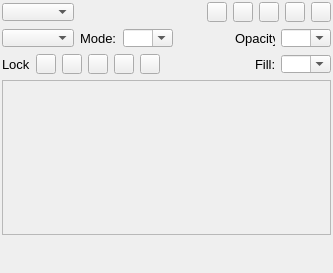
jedhelmers/Fauxtoshop, file design/windows/layerswindow.ui: the form before one commit.
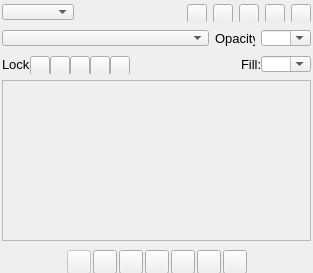
The form after the commit. Icons and pictures are not drawn.

What changed in the file:
```diff
--- a/design/windows/layerswindow.ui
+++ b/design/windows/layerswindow.ui
@@ -6,7 +6,7 @@
    <rect>
     <x>0</x>
     <y>0</y>
-    <width>333</width>
+    <width>313</width>
     <height>273</height>
    </rect>
   </property>
@@ -17,6 +17,9 @@
    <string notr="true"/>
   </property>
   <layout class="QVBoxLayout" name="verticalLayout">
+   <property name="spacing">
+    <number>-1</number>
+   </property>
    <property name="leftMargin">
     <number>2</number>
    </property>
@@ -27,7 +30,7 @@
     <number>2</number>
    </property>
    <property name="bottomMargin">
-    <number>8</number>
+    <number>0</number>
    </property>
    <item>
     <widget class="QWidget" name="layout" native="true">
@@ -42,13 +45,13 @@
        <number>0</number>
       </property>
       <property name="topMargin">
-       <number>0</number>
+       <number>2</number>
       </property>
       <property name="rightMargin">
        <number>0</number>
       </property>
       <property name="bottomMargin">
-       <number>0</number>
+       <number>2</number>
       </property>
       <item>
        <widget class="QComboBox" name="kindComboBox">
@@ -90,6 +93,16 @@
         <property name="text">
          <string/>
         </property>
+        <property name="icon">
+         <iconset resource="../../resources.qrc">
+          <normaloff>:/images/images/window_filter_for_pixel.svg</normaloff>:/images/images/window_filter_for_pixel.svg</iconset>
+        </property>
+        <property name="iconSize">
+         <size>
+          <width>14</width>
+          <height>14</height>
+         </size>
+        </property>
        </widget>
       </item>
       <item>
@@ -109,6 +122,16 @@
         <property name="text">
          <string/>
         </property>
+        <property name="icon">
+         <iconset resource="../../resources.qrc">
+          <normaloff>:/images/images/window_filter_for_adjustment.svg</normaloff>:/images/images/window_filter_for_adjustment.svg</iconset>
+        </property>
+        <property name="iconSize">
+         <size>
+          <width>14</width>
+          <height>14</height>
+         </size>
+        </property>
        </widget>
       </item>
       <item>
@@ -128,6 +151,16 @@
         <property name="text">
          <string/>
         </property>
+        <property name="icon">
+         <iconset resource="../../resources.qrc">
+          <normaloff>:/images/images/window_filter_for_text.svg</normaloff>:/images/images/window_filter_for_text.svg</iconset>
+        </property>
+        <property name="iconSize">
+         <size>
+          <width>14</width>
+          <height>14</height>
+         </size>
+        </property>
        </widget>
       </item>
       <item>
@@ -147,6 +180,16 @@
         <property name="text">
          <string/>
         </property>
+        <property name="icon">
+         <iconset resource="../../resources.qrc">
+          <normaloff>:/images/images/window_filter_for_shape.svg</normaloff>:/images/images/window_filter_for_shape.svg</iconset>
+        </property>
+        <property name="iconSize">
+         <size>
+          <width>14</width>
+          <height>14</height>
+         </size>
+        </property>
        </widget>
       </item>
       <item>
@@ -166,6 +209,16 @@
         <property name="text">
          <string/>
         </property>
+        <property name="icon">
+         <iconset resource="../../resources.qrc">
+          <normaloff>:/images/images/window_filter_for_smart_object.svg</normaloff>:/images/images/window_filter_for_smart_object.svg</iconset>
+        </property>
+        <property name="iconSize">
+         <size>
+          <width>14</width>
+          <height>14</height>
+         </size>
+        </property>
        </widget>
       </item>
      </layout>
@@ -184,70 +237,38 @@
        <number>0</number>
       </property>
       <property name="topMargin">
-       <number>0</number>
+       <number>2</number>
       </property>
       <property name="rightMargin">
        <number>0</number>
       </property>
       <property name="bottomMargin">
-       <number>0</number>
+       <number>2</number>
       </property>
       <item>
        <widget class="QComboBox" name="modeComboBox">
-        <property name="maximumSize">
+        <property name="minimumSize">
          <size>
-          <width>120</width>
-          <height>18</height>
+          <width>110</width>
+          <height>0</height>
          </size>
         </property>
-       </widget>
-      </item>
-      <item>
-       <widget class="QLabel" name="label_4">
         <property name="maximumSize">
          <size>
-          <width>40</width>
-          <height>16777215</height>
-         </size>
-        </property>
-        <property name="font">
-         <font>
-          <pointsize>10</pointsize>
-         </font>
-        </property>
-        <property name="text">
-         <string>Mode:</string>
-        </property>
-       </widget>
-      </item>
-      <item>
-       <widget class="QComboBox" name="opacityComboBox_2">
-        <property name="maximumSize">
-         <size>
-          <width>50</width>
+          <width>16777215</width>
           <height>18</height>
          </size>
         </property>
-        <property name="editable">
-         <bool>true</bool>
-        </property>
        </widget>
       </item>
-      <item>
-       <spacer name="horizontalSpacer">
-        <property name="orientation">
-         <enum>Qt::Horizontal</enum>
-        </property>
-        <property name="sizeHint" stdset="0">
-         <size>
-          <width>40</width>
-          <height>20</height>
-         </size>
-        </property>
-       </spacer>
-      </item>
       <item>
        <widget class="QLabel" name="label_3">
+        <property name="minimumSize">
+         <size>
+          <width>40</width>
+          <height>0</height>
+         </size>
+        </property>
         <property name="maximumSize">
          <size>
           <width>40</width>
@@ -266,6 +287,12 @@
       </item>
       <item>
        <widget class="QComboBox" name="opacityComboBox">
+        <property name="minimumSize">
+         <size>
+          <width>50</width>
+          <height>0</height>
+         </size>
+        </property>
         <property name="maximumSize">
          <size>
           <width>50</width>
@@ -290,22 +317,28 @@
      </property>
      <layout class="QHBoxLayout" name="horizontalLayout_3">
       <property name="spacing">
-       <number>-1</number>
+       <number>0</number>
       </property>
       <property name="leftMargin">
        <number>0</number>
       </property>
       <property name="topMargin">
-       <number>0</number>
+       <number>2</number>
       </property>
       <property name="rightMargin">
        <number>0</number>
       </property>
       <property name="bottomMargin">
-       <number>0</number>
+       <number>2</number>
       </property>
       <item>
        <widget class="QLabel" name="label">
+        <property name="minimumSize">
+         <size>
+          <width>27</width>
+          <height>0</height>
+         </size>
+        </property>
         <property name="maximumSize">
          <size>
           <width>28</width>
@@ -339,6 +372,16 @@
         <property name="text">
          <string/>
         </property>
+        <property name="icon">
+         <iconset resource="../../resources.qrc">
+          <normaloff>:/images/images/window_alpha_lock.svg</normaloff>:/images/images/window_alpha_lock.svg</iconset>
+        </property>
+        <property name="iconSize">
+         <size>
+          <width>14</width>
+          <height>14</height>
+         </size>
+        </property>
        </widget>
       </item>
       <item>
@@ -358,6 +401,16 @@
         <property name="text">
          <string/>
         </property>
+        <property name="icon">
+         <iconset resource="../../resources.qrc">
+          <normaloff>:/images/images/window_pixel_lock.svg</normaloff>:/images/images/window_pixel_lock.svg</iconset>
+        </property>
+        <property name="iconSize">
+         <size>
+          <width>14</width>
+          <height>14</height>
+         </size>
+        </property>
        </widget>
       </item>
       <item>
@@ -377,6 +430,16 @@
         <property name="text">
          <string/>
         </property>
+        <property name="icon">
+         <iconset resource="../../resources.qrc">
+          <normaloff>:/images/images/window_lock_position.svg</normaloff>:/images/images/window_lock_position.svg</iconset>
+        </property>
+        <property name="iconSize">
+         <size>
+          <width>14</width>
+          <height>14</height>
+         </size>
+        </property>
        </widget>
       </item>
       <item>
@@ -396,6 +459,16 @@
         <property name="text">
          <string/>
         </property>
+        <property name="icon">
+         <iconset resource="../../resources.qrc">
+          <normaloff>:/images/images/window_prevent_auto_nesting.svg</normaloff>:/images/images/window_prevent_auto_nesting.svg</iconset>
+        </property>
+        <property name="iconSize">
+         <size>
+          <width>14</width>
+          <height>14</height>
+         </size>
+        </property>
        </widget>
       </item>
       <item>
@@ -415,6 +488,16 @@
         <property name="text">
          <string/>
         </property>
+        <property name="icon">
+         <iconset resource="../../resources.qrc">
+          <normaloff>:/images/images/window_lock.svg</normaloff>:/images/images/window_lock.svg</iconset>
+        </property>
+        <property name="iconSize">
+         <size>
+          <width>14</width>
+          <height>14</height>
+         </size>
+        </property>
        </widget>
       </item>
       <item>
@@ -432,6 +515,12 @@
       </item>
       <item>
        <widget class="QLabel" name="label_2">
+        <property name="minimumSize">
+         <size>
+          <width>17</width>
+          <height>0</height>
+         </size>
+        </property>
         <property name="maximumSize">
          <size>
           <width>20</width>
@@ -450,6 +539,12 @@
       </item>
       <item>
        <widget class="QComboBox" name="fillComboBox">
+        <property name="minimumSize">
+         <size>
+          <width>50</width>
+          <height>0</height>
+         </size>
+        </property>
         <property name="maximumSize">
          <size>
           <width>50</width>
@@ -474,8 +569,8 @@
        <rect>
         <x>0</x>
         <y>0</y>
-        <width>327</width>
-        <height>137</height>
+        <width>307</width>
+        <height>145</height>
        </rect>
       </property>
      </widget>
@@ -486,33 +581,49 @@
      <property name="minimumSize">
       <size>
        <width>0</width>
-       <height>24</height>
+       <height>26</height>
       </size>
      </property>
      <property name="maximumSize">
       <size>
        <width>16777215</width>
-       <height>20</height>
+       <height>26</height>
       </size>
      </property>
      <layout class="QHBoxLayout" name="horizontalLayout">
       <property name="spacing">
-       <number>0</number>
+       <number>2</number>
       </property>
       <property name="leftMargin">
        <number>10</number>
       </property>
       <property name="topMargin">
-       <number>0</number>
+       <number>2</number>
       </property>
       <property name="rightMargin">
        <number>10</number>
       </property>
       <property name="bottomMargin">
-       <number>0</number>
+       <number>2</number>
       </property>
       <item>
-       <widget class="QPushButton" name="pushButton">
+       <spacer name="horizontalSpacer_4">
+        <property name="orientation">
+         <enum>Qt::Horizontal</enum>
+        </property>
+        <property name="sizeHint" stdset="0">
+         <size>
+          <width>40</width>
+          <height>20</height>
+         </size>
+        </property>
+       </spacer>
+      </item>
+      <item>
+       <widget class="QPushButton" name="linkPushButton">
+        <property name="enabled">
+         <bool>false</bool>
+        </property>
         <property name="minimumSize">
          <size>
           <width>24</width>
@@ -532,8 +643,14 @@
          <iconset resource="../../resources.qrc">
           <normaloff>:/images/images/window_link.svg</normaloff>:/images/images/window_link.svg</iconset>
         </property>
+        <property name="iconSize">
+         <size>
+          <width>14</width>
+          <height>14</height>
+         </size>
+        </property>
         <property name="flat">
-         <bool>true</bool>
+         <bool>false</bool>
         </property>
        </widget>
       </item>
@@ -558,8 +675,14 @@
          <iconset resource="../../resources.qrc">
           <normaloff>:/images/images/window_layer_style.svg</normaloff>:/images/images/window_layer_style.svg</iconset>
         </property>
+        <property name="iconSize">
+         <size>
+          <width>14</width>
+          <height>14</height>
+         </size>
+        </property>
         <property name="flat">
-         <bool>true</bool>
+         <bool>false</bool>
         </property>
        </widget>
       </item>
@@ -584,8 +707,14 @@
          <iconset resource="../../resources.qrc">
           <normaloff>:/images/images/window_add_mask.svg</normaloff>:/images/images/window_add_mask.svg</iconset>
         </property>
+        <property name="iconSize">
+         <size>
+          <width>14</width>
+          <height>14</height>
+         </size>
+        </property>
         <property name="flat">
-         <bool>true</bool>
+         <bool>false</bool>
         </property>
        </widget>
       </item>
@@ -610,8 +739,14 @@
          <iconset resource="../../resources.qrc">
           <normaloff>:/images/images/window_create_adjustment_layer.svg</normaloff>:/images/images/window_create_adjustment_layer.svg</iconset>
         </property>
+        <property name="iconSize">
+         <size>
+          <width>14</width>
+          <height>14</height>
+         </size>
+        </property>
         <property name="flat">
-         <bool>true</bool>
+         <bool>false</bool>
         </property>
        </widget>
       </item>
@@ -636,8 +771,14 @@
          <iconset resource="../../resources.qrc">
           <normaloff>:/images/images/window_add_group.svg</normaloff>:/images/images/window_add_group.svg</iconset>
         </property>
+        <property name="iconSize">
+         <size>
+          <width>14</width>
+          <height>14</height>
+         </size>
+        </property>
         <property name="flat">
-         <bool>true</bool>
+         <bool>false</bool>
         </property>
        </widget>
       </item>
@@ -662,8 +803,14 @@
          <iconset resource="../../resources.qrc">
           <normaloff>:/images/images/window_add_layer.svg</normaloff>:/images/images/window_add_layer.svg</iconset>
         </property>
+        <property name="iconSize">
+         <size>
+          <width>14</width>
+          <height>14</height>
+         </size>
+        </property>
         <property name="flat">
-         <bool>true</bool>
+         <bool>false</bool>
         </property>
        </widget>
       </item>
@@ -688,11 +835,30 @@
          <iconset resource="../../resources.qrc">
           <normaloff>:/images/images/window_delete_layer.svg</normaloff>:/images/images/window_delete_layer.svg</iconset>
         </property>
+        <property name="iconSize">
+         <size>
+          <width>14</width>
+          <height>14</height>
+         </size>
+        </property>
         <property name="flat">
-         <bool>true</bool>
+         <bool>false</bool>
         </property>
        </widget>
       </item>
+      <item>
+       <spacer name="horizontalSpacer_5">
+        <property name="orientation">
+         <enum>Qt::Horizontal</enum>
+        </property>
+        <property name="sizeHint" stdset="0">
+         <size>
+          <width>40</width>
+          <height>20</height>
+         </size>
+        </property>
+       </spacer>
+      </item>
      </layout>
     </widget>
    </item>
```
